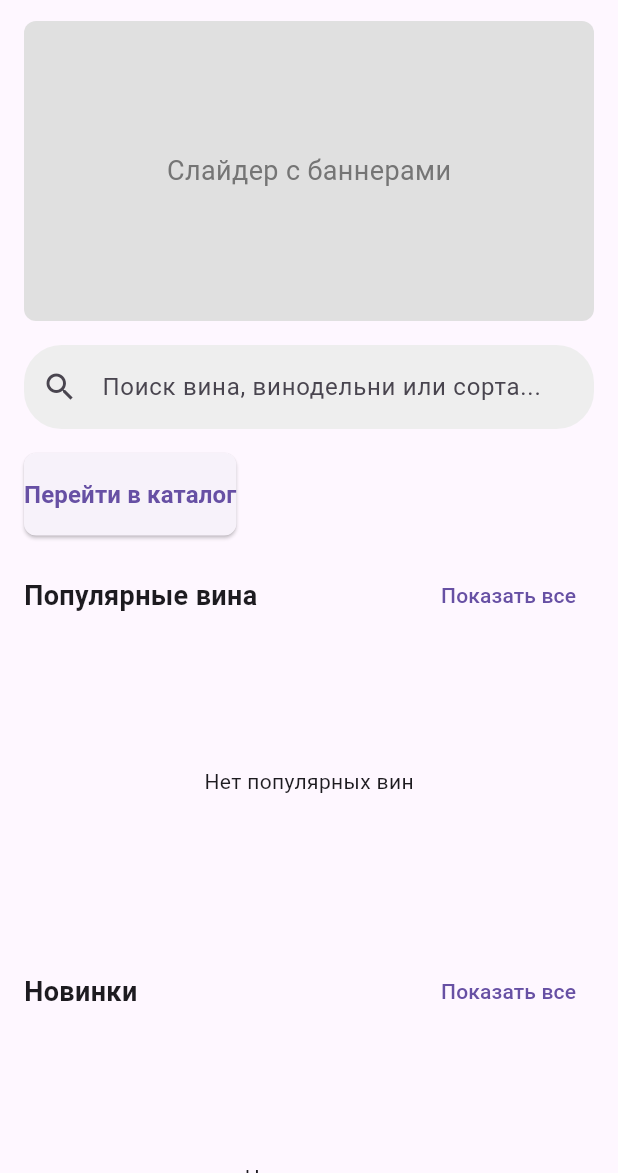
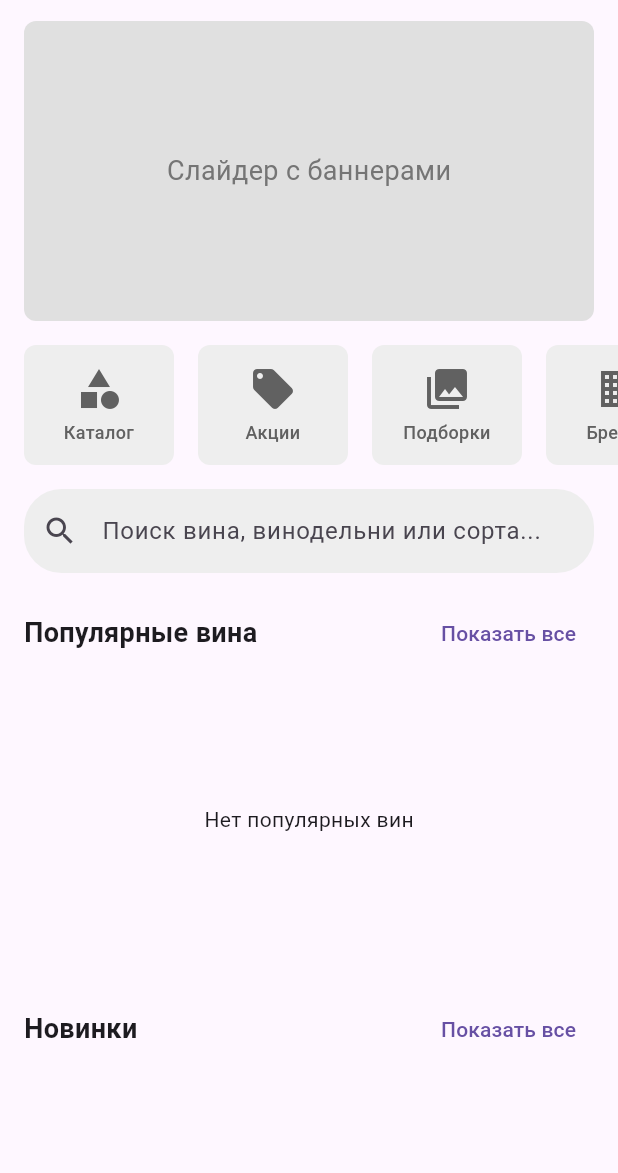
Before and after one commit to IndustryRU/winepool_final, a Flutter app: the BuyerHomeScreen screen opened by its route, on a phone screen of 412 x 824 dp, the part 63-1236 px from its top. Run offline on Flutter 3.47's test engine with Material 3 defaults, Android fonts, the light colour scheme and no system bars; our stand-ins replace cached_network_image, flutter_hooks, flutter_riverpod, freezed_annotation, go_router, hooks_riverpod and 5 more; missing offline and left inert: pigeon; accounts and stored records are empty; generated files the repository leaves out were written again.

Commit message:
Добавили слайдер с категориями на главную

```diff
--- a/lib/features/home/presentation/buyer_home_screen.dart
+++ b/lib/features/home/presentation/buyer_home_screen.dart
@@ -51,13 +51,13 @@ class BuyerHomeScreen extends ConsumerWidget {
 
             const SizedBox(height: 16),
 
-            // Поле поиска
-            _buildSearchField(context),
+            // Слайдер категорий
+            _buildCategorySlider(context),
 
             const SizedBox(height: 16),
 
-            // Кнопка перехода в каталог
-            _buildCatalogButton(context),
+            // Поле поиска
+            _buildSearchField(context),
 
             const SizedBox(height: 16),
 
@@ -116,22 +116,59 @@ class BuyerHomeScreen extends ConsumerWidget {
     );
   }
 
-  // Кнопка перехода в каталог
-  Widget _buildCatalogButton(BuildContext context) {
-    return Padding(
-      padding: const EdgeInsets.symmetric(horizontal: 16),
-      child: ElevatedButton(
-        onPressed: () => context.go('/catalog'),
-        style: ElevatedButton.styleFrom(
-          padding: const EdgeInsets.symmetric(vertical: 16),
-          shape: RoundedRectangleBorder(
-            borderRadius: BorderRadius.circular(8),
-          ),
-        ),
-        child: const Text(
-          'Перейти в каталог',
-          style: TextStyle(fontSize: 16, fontWeight: FontWeight.bold),
-        ),
+  // Слайдер категорий
+  Widget _buildCategorySlider(BuildContext context) {
+    final categories = [
+      {'name': 'Каталог', 'icon': Icons.category},
+      {'name': 'Акции', 'icon': Icons.local_offer},
+      {'name': 'Подборки', 'icon': Icons.collections},
+      {'name': 'Бренды', 'icon': Icons.business},
+      {'name': 'Помощь', 'icon': Icons.help},
+    ];
+
+    return SizedBox(
+      height: 80,
+      child: ListView.builder(
+        scrollDirection: Axis.horizontal,
+        itemCount: categories.length,
+        itemBuilder: (context, index) {
+          final category = categories[index];
+          return GestureDetector(
+            onTap: () {
+              if (category['name'] == 'Каталог') {
+                context.go('/catalog');
+              }
+            },
+            child: Container(
+              width: 100,
+              margin: const EdgeInsets.only(left: 16),
+              decoration: BoxDecoration(
+                color: Colors.grey[200],
+                borderRadius: BorderRadius.circular(8),
+              ),
+              child: Column(
+                mainAxisAlignment: MainAxisAlignment.center,
+                children: [
+                  Icon(
+                    category['icon'] as IconData,
+                    size: 32,
+                    color: Colors.grey[700],
+                  ),
+                  const SizedBox(height: 4),
+                  Text(
+                    category['name'] as String,
+                    style: TextStyle(
+                      fontSize: 12,
+                      fontWeight: FontWeight.w500,
+                      color: Colors.grey[700],
+                    ),
+                    textAlign: TextAlign.center,
+                  ),
+                ],
+              ),
+            ),
+          );
+        },
       ),
     );
   }
```
